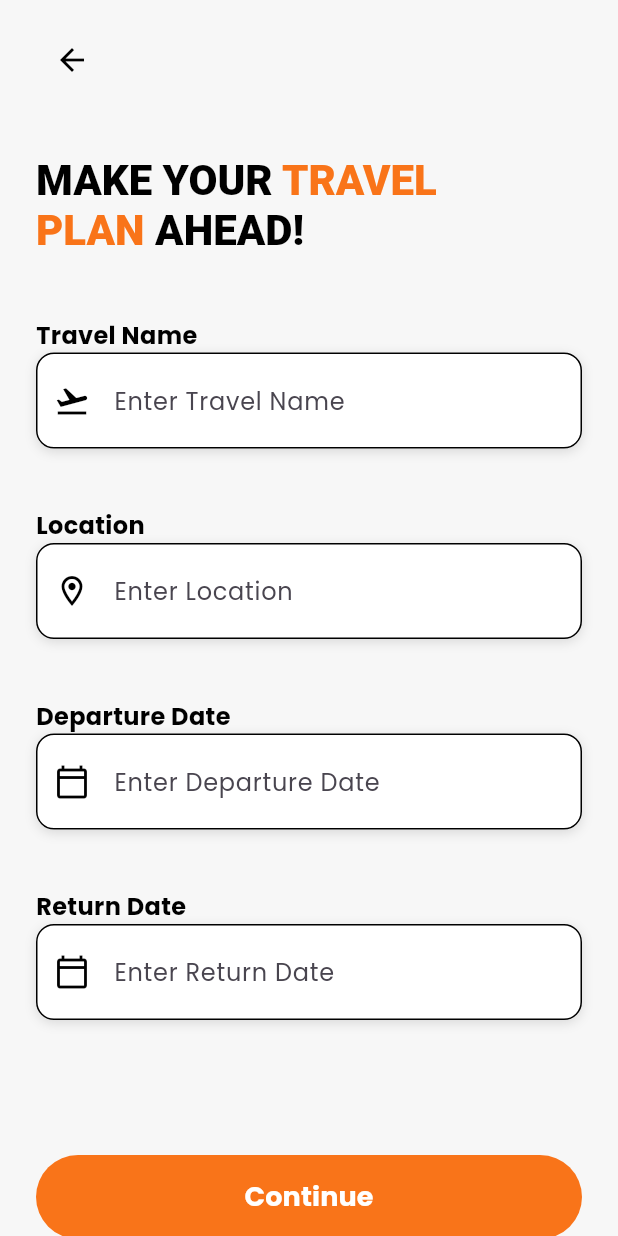
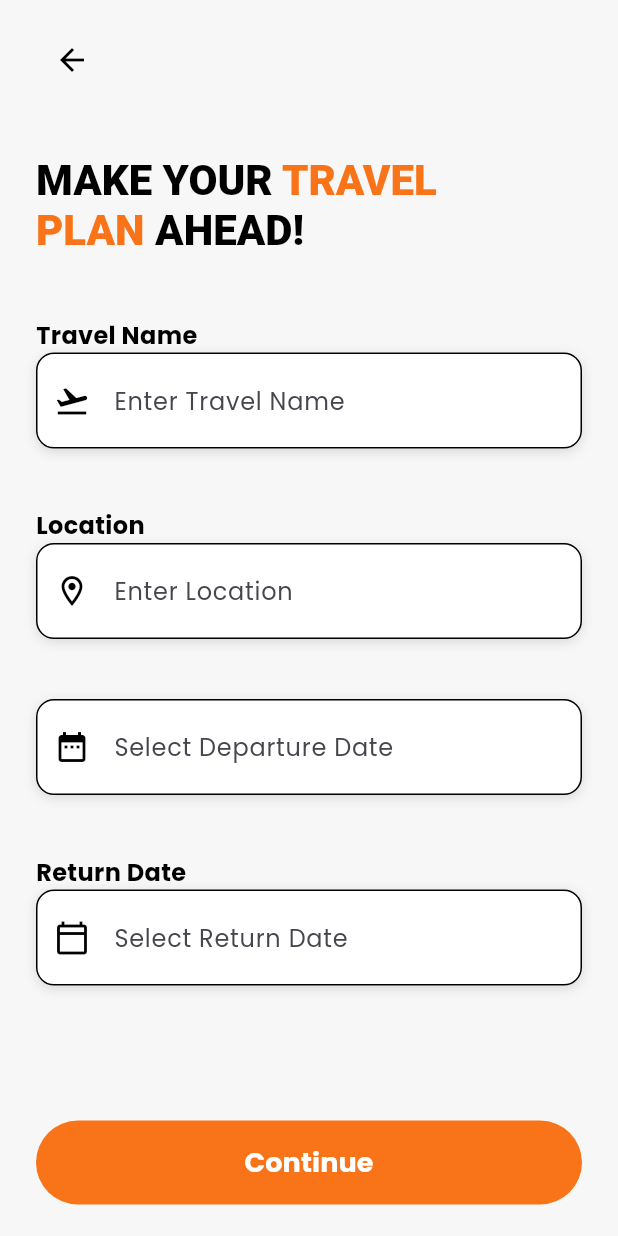
Before and after one commit to CMSC-23-2nd-Sem-2024-2025/Lakbay, a Flutter app: the TravelFormPage screen opened directly, after a tap on "Continue", after a tap on the "add" icon, on a phone screen of 412 x 824 dp. Run offline on Flutter 3.47's test engine with Material 3 defaults, Android fonts, the phone set to English and light mode, and no system bars; our stand-ins replace cloud_firestore, email_validator, firebase_auth, firebase_core, flutter_animate, google_fonts and 2 more; accounts and stored records are empty.

Commit message:
added calendar

```diff
--- a/lakbay/lib/api/firebase_user_api.dart
+++ b/lakbay/lib/api/firebase_user_api.dart
@@ -1,51 +1,43 @@
 import 'package:cloud_firestore/cloud_firestore.dart';
 import 'package:firebase_auth/firebase_auth.dart';
 
-class FirebaseExpenseApi {
+class FirebasePlanApi {
+  final FirebaseFirestore db = FirebaseFirestore.instance;
+  String? get uid => FirebaseAuth.instance.currentUser?.uid;
 
-  final FirebaseFirestore db = FirebaseFirestore.instance;
-   String? get uid => FirebaseAuth.instance.currentUser?.uid;
-
-  Stream <QuerySnapshot>getAllEntries(){
-
+  Stream<QuerySnapshot> getAllEntries() {
     return db.collection('appusers').doc(uid).collection('plans').snapshots();
-
   }
 
-  Future<String> addEntry(Map<String, dynamic> entry) async{
-    try{
-      final userExpenser = db.collection('appusers').doc(uid).collection('plans').doc();
+  Future<String> addEntry(Map<String, dynamic> entry) async {
+  try {
+    print("Attempting to add entry: $entry");
+    final userPlanDoc = db.collection('appusers').doc(uid).collection('plans').doc();
+    entry['id'] = userPlanDoc.id;
+    await userPlanDoc.set(entry);
+    print("Successfully added entry: $entry");
+    return "Successfully added Plan!";
+  } on FirebaseException catch (e) {
+    print("Error adding plan: ${e.code} - ${e.message}");
+    return "Error on ${e.code}: ${e.message}";
+  }
+}
 
-      entry['id'] = userExpenser.id;
-      await userExpenser.set(entry);
-
-    return "Successfully added Expense!";
-    } on FirebaseException catch (e){
-      return "Error on ${e.code}: ${e.message}";
-    }
-  }
-
-  Future<String> deleteEntry(String id) async{
-    try{
-
-
-
-      await db.collection('users').doc(uid).collection('expenses').doc(id).delete();
-
-    return "Successfully deleted todo!";
-    } on FirebaseException catch (e){
+  Future<String> deleteEntry(String id) async {
+    try {
+      await db.collection('appusers').doc(uid).collection('plans').doc(id).delete();
+      return "Successfully deleted Plan!";
+    } on FirebaseException catch (e) {
       return "Error on ${e.code}: ${e.message}";
     }
   }
 
   Future<String> updateEntry(String id, Map<String, dynamic> updatedData) async {
     try {
-      await db.collection('users').doc(uid).collection('expenses').doc(id).update(updatedData);
-      return "Successfully updated expense!";
+      await db.collection('appusers').doc(uid).collection('plans').doc(id).update(updatedData);
+      return "Successfully updated Plan!";
     } on FirebaseException catch (e) {
       return "Error on ${e.code}: ${e.message}";
     }
   }
-
-
 }
--- a/lakbay/lib/providers/user_provider.dart
+++ b/lakbay/lib/providers/user_provider.dart
@@ -1,69 +1,53 @@
-// import 'package:cloud_firestore/cloud_firestore.dart';
-// import 'package:ex8/api/firebase_todo_api.dart';
-// import 'package:flutter/material.dart';
-// import '../../../../models/todo_model.dart';
-// import 'package:firebase_auth/firebase_auth.dart';
+import 'package:cloud_firestore/cloud_firestore.dart';
+import 'package:flutter/material.dart';
+import 'package:firebase_auth/firebase_auth.dart';
+import 'package:lakbay/api/firebase_user_api.dart';
+import 'package:lakbay/models/travel_plans_model.dart';
 
-// class EntryExpenseProvider with ChangeNotifier {
-//   Stream<QuerySnapshot>? _expenseStream;
 
-//   //this gets an the stream of the firebase and shares it throughout the app.
-//   // I added the auth also in the expense provider because it constantly listens to the current logged in user
 
-//   Stream<QuerySnapshot>? get expenses => _expenseStream;
+class PlanProvider with ChangeNotifier {
+  Stream<QuerySnapshot>? _planStream;
 
-//   final FirebaseExpenseApi firebaseService = FirebaseExpenseApi();
+  // Stream getter to expose plans collection snapshots
+  Stream<QuerySnapshot>? get plans => _planStream;
 
-//   EntryExpenseProvider() {
-//     FirebaseAuth.instance.authStateChanges().listen((User? user) {
-//       if (user != null) {
-//         fetchExpense();
-//       } else {
-//         _expenseStream = null;
-//         notifyListeners();
-//       }
-//     });
-//   }
-//   // this is the provider file
+  final FirebasePlanApi firebaseService = FirebasePlanApi();
 
-//   void fetchExpense() {
-//     _expenseStream = firebaseService.getAllEntries();
+  PlanProvider() {
+    FirebaseAuth.instance.authStateChanges().listen((User? user) {
+      if (user != null) {
+        fetchPlans();
+      } else {
+        _planStream = null;
+        notifyListeners();
+      }
+    });
+  }
 
-//     notifyListeners();
-//   }
+  void fetchPlans() {
+    _planStream = firebaseService.getAllEntries();
+    notifyListeners();
+  }
 
-//   Future<void> addExpense(ExpenseEntry item) async {
-//     String message = await firebaseService.addEntry(item.toJson());
-//     print(message);
-//     notifyListeners();
-//   }
+  Future<void> addPlan(TravelPlan plan) async {
+    String message = await firebaseService.addEntry(plan.toJson());
+    print(message);
+    notifyListeners();
+  }
 
-//   Future<void> editExpense(String id, ExpenseEntry updatedExpense) async {
-//     Map<String, dynamic> updatedData = {
-//       'name': updatedExpense.name,
-//       'description': updatedExpense.description,
-//       'category': updatedExpense.category,
-//       'amount': updatedExpense.amount,
-//     };
+  Future<void> editPlan(String id, TravelPlan updatedPlan) async {
+    Map<String, dynamic> updatedData = updatedPlan.toJson();
+    updatedData.remove('id'); // avoid updating the id field
 
-//     String message = await firebaseService.updateEntry(id, updatedData);
-//     print(message);
-//     notifyListeners();
-//   }
+    String message = await firebaseService.updateEntry(id, updatedData);
+    print(message);
+    notifyListeners();
+  }
 
-//   Future<void> deleteTodo(String id) async {
-//     String message = await firebaseService.deleteEntry(id);
-//     print(message);
-//     notifyListeners();
-//   }
-
-//   Future<void> toggleStatus(String id, bool currentPaidStatus) async {
-//     bool newPaidStatus = !currentPaidStatus;
-
-//     Map<String, dynamic> updatedData = {'paid': newPaidStatus};
-
-//     String message = await firebaseService.updateEntry(id, updatedData);
-//     print(message);
-//     notifyListeners();
-//   }
-// }
+  Future<void> deletePlan(String id) async {
+    String message = await firebaseService.deleteEntry(id);
+    print(message);
+    notifyListeners();
+  }
+}
--- a/lakbay/lib/travel_screens/travel_form.dart
+++ b/lakbay/lib/travel_screens/travel_form.dart
@@ -1,5 +1,10 @@
+import 'package:firebase_auth/firebase_auth.dart';
 import 'package:flutter/material.dart';
+import 'package:lakbay/providers/user_provider.dart';
 import 'package:lakbay/screens/home_page.dart';
+import 'package:lakbay/api/firebase_user_api.dart';
+import 'package:lakbay/models/travel_plans_model.dart';
+import 'package:provider/provider.dart';
 
 class TravelFormPage extends StatefulWidget {
   const TravelFormPage({Key? key}) : super(key: key);
@@ -9,6 +14,13 @@ class TravelFormPage extends StatefulWidget {
 }
 
 class _TravelFormPageState extends State<TravelFormPage> {
+  void initState() {
+    super.initState();
+
+    locationController.addListener(() {
+      setState(() {});
+    });
+  }
 
   final nameController = TextEditingController();
   final locationController = TextEditingController();
@@ -17,8 +29,6 @@ class _TravelFormPageState extends State<TravelFormPage> {
   final _formKey = GlobalKey<FormState>();
   @override
   Widget build(BuildContext context) {
-
-
     final orange = Color(0xFFF97419);
 
     return Scaffold(
@@ -88,16 +98,66 @@ class _TravelFormPageState extends State<TravelFormPage> {
                   icon: Icons.location_on_outlined,
                 ),
 
+                // SizedBox(height: 200, child: ListView.builder(
+                //   itemCount: 5,
+                //   itemBuilder: (context, index){
+                //     return GestureDetector(
+                //       onTap: (){
+
+                //       },
+
+                //       child: Text("Location $index"),
+
+                //     );
+                //   }
+
+                //   )),
                 const SizedBox(height: 40),
 
                 // naming convention for the text field = Departure Date
                 // **IMPLEMENT THE DATE PICKER
                 //**INPUT VALIDATION */
-              _Label('Departure Date'),
                 _ShadowedTextField(
                   controller: departureController,
-                hintText: 'Enter Departure Date',
-                icon: Icons.calendar_today_outlined,
+                  hintText: 'Select Departure Date',
+                  icon: Icons.date_range,
+                  onTap: () async {
+                    final DateTime? pickedDate = await showDatePicker(
+                      context: context,
+                      // mode: DateTimeFieldPickerMode.date,
+                      firstDate: DateTime(2000),
+                      lastDate: DateTime(2100),
+                      initialDate: DateTime.now(),
+                      builder: (context, child) {
+                        return Theme(
+                          data: Theme.of(context).copyWith(
+                            colorScheme: ColorScheme.light(
+                              primary: Color(
+                                0xFFF97419,
+                              ), // orange header & selection
+                              onPrimary: Colors.white, // text on primary color
+                              onSurface: Colors.black, // default text color
+                            ),
+                            textButtonTheme: TextButtonThemeData(
+                              style: TextButton.styleFrom(
+                                foregroundColor: Color(
+                                  0xFFF97419,
+                                ), // button text color
+                              ),
+                            ),
+                          ),
+                          child: child!,
+                        );
+                      },
+                    );
+
+                    if (pickedDate != null) {
+                      setState(() {
+                        departureController.text =
+                            pickedDate.toLocal().toString().split(' ')[0];
+                      });
+                    }
+                  },
                 ),
 
                 const SizedBox(height: 40),
@@ -108,8 +168,40 @@ class _TravelFormPageState extends State<TravelFormPage> {
                 _Label('Return Date'),
                 _ShadowedTextField(
                   controller: retunController,
-                hintText: 'Enter Return Date',
+                  hintText: 'Select Return Date',
                   icon: Icons.calendar_today_outlined,
+                  onTap: () async {
+                    final DateTime? pickedDate = await showDatePicker(
+                      context: context,
+                      initialDate: DateTime.now(),
+                      firstDate: DateTime(2000),
+                      lastDate: DateTime(2100),
+                      builder: (context, child) {
+                        return Theme(
+                          data: Theme.of(context).copyWith(
+                            colorScheme: ColorScheme.light(
+                              primary: Color(0xFFF97419),
+                              onPrimary: Colors.white,
+                              onSurface: Colors.black,
+                            ),
+                            textButtonTheme: TextButtonThemeData(
+                              style: TextButton.styleFrom(
+                                foregroundColor: Color(0xFFF97419),
+                              ),
+                            ),
+                          ),
+                          child: child!,
+                        );
+                      },
+                    );
+
+                    if (pickedDate != null) {
+                      setState(() {
+                        retunController.text =
+                            pickedDate.toLocal().toString().split(' ')[0];
+                      });
+                    }
+                  },
                 ),
 
                 const SizedBox(height: 90),
@@ -119,13 +211,48 @@ class _TravelFormPageState extends State<TravelFormPage> {
                   width: double.infinity,
                   height: 56,
                   child: ElevatedButton(
-                  onPressed: () {
+                    onPressed: () async {
+                      if (_formKey.currentState?.validate() ?? false) {
+                        final plan = TravelPlan(
+                          id: null, // Will be auto-generated in Firestore
+                          userId: FirebaseAuth.instance.currentUser?.uid ?? '',
+                          travelName: nameController.text.trim(),
+                          location: locationController.text.trim(),
+                          departureDate:
+                              departureController.text.isNotEmpty
+                                  ? DateTime.parse(departureController.text)
+                                  : null,
+                          returnDate:
+                              retunController.text.isNotEmpty
+                                  ? DateTime.parse(retunController.text)
+                                  : null,
+                          flightDetails: null,
+                          accommodation: null,
+                          notes: null,
+                          emerContact: null,
+                        );
+
+                        // Save the plan using provider
+                        final planProvider = Provider.of<PlanProvider>(
+                          context,
+                          listen: false,
+                        );
+                        await planProvider.addPlan(plan);
+
+                        // Navigate after saving
                         Navigator.pushReplacement(
                           context,
-                      MaterialPageRoute(
-                        builder: (context) => HomePage(), // sample route
+                          MaterialPageRoute(builder: (context) => HomePage()),
+                        );
+                      } else {
+
+                        // Optionally show validation error snackbar or message
+                        ScaffoldMessenger.of(context).showSnackBar(
+                          SnackBar(
+                            content: Text('Please fill all required fields'),
                           ),
                         );
+                      }
                     },
                     style: ElevatedButton.styleFrom(
                       backgroundColor: orange,
@@ -179,11 +306,14 @@ class _ShadowedTextField extends StatelessWidget {
   final String hintText;
   final IconData icon;
   final TextEditingController controller;
+  final VoidCallback? onTap;
+
   const _ShadowedTextField({
     Key? key,
     required this.hintText,
     required this.icon,
     required this.controller,
+    this.onTap,
   }) : super(key: key);
 
   @override
@@ -201,31 +331,28 @@ class _ShadowedTextField extends StatelessWidget {
         ],
       ),
       child: TextFormField(
-        controller:  controller,
+        controller: controller,
+        readOnly: onTap != null, // Make it read-only if onTap is provided
+        onTap: onTap,
         decoration: InputDecoration(
-
           prefixIcon: Icon(icon, color: Colors.black),
           hintText: hintText,
           border: OutlineInputBorder(
             borderRadius: BorderRadius.circular(12),
             borderSide: BorderSide(color: Colors.black, width: 1),
           ),
-
           enabledBorder: OutlineInputBorder(
             borderRadius: BorderRadius.circular(12),
             borderSide: BorderSide(color: Colors.black, width: 1),
           ),
-
           focusedBorder: OutlineInputBorder(
             borderRadius: BorderRadius.circular(12),
             borderSide: BorderSide(color: Colors.black, width: 2),
           ),
-
           filled: true,
           fillColor: Colors.white,
           contentPadding: EdgeInsets.symmetric(vertical: 20, horizontal: 16),
         ),
-
         style: TextStyle(fontSize: 16),
       ),
     );
--- a/lakbay/pubspec.yaml
+++ b/lakbay/pubspec.yaml
@@ -43,6 +43,8 @@ dependencies:
   email_validator: ^3.0.0
   smooth_page_indicator: ^1.0.0
   image_picker: ^0.8.5+3
+  date_field: ^6.0.3+1
+
 
 
 dev_dependencies:
```
Also changed, not shown: lakbay/pubspec.lock. Lines whose indentation alone changed are shown as unchanged.
